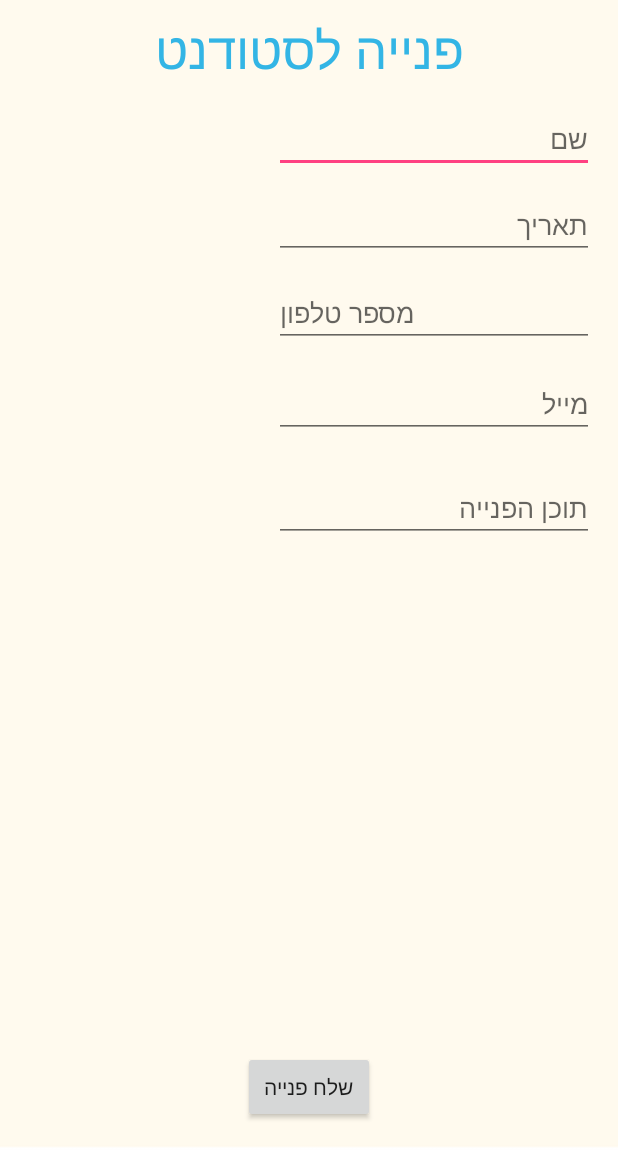
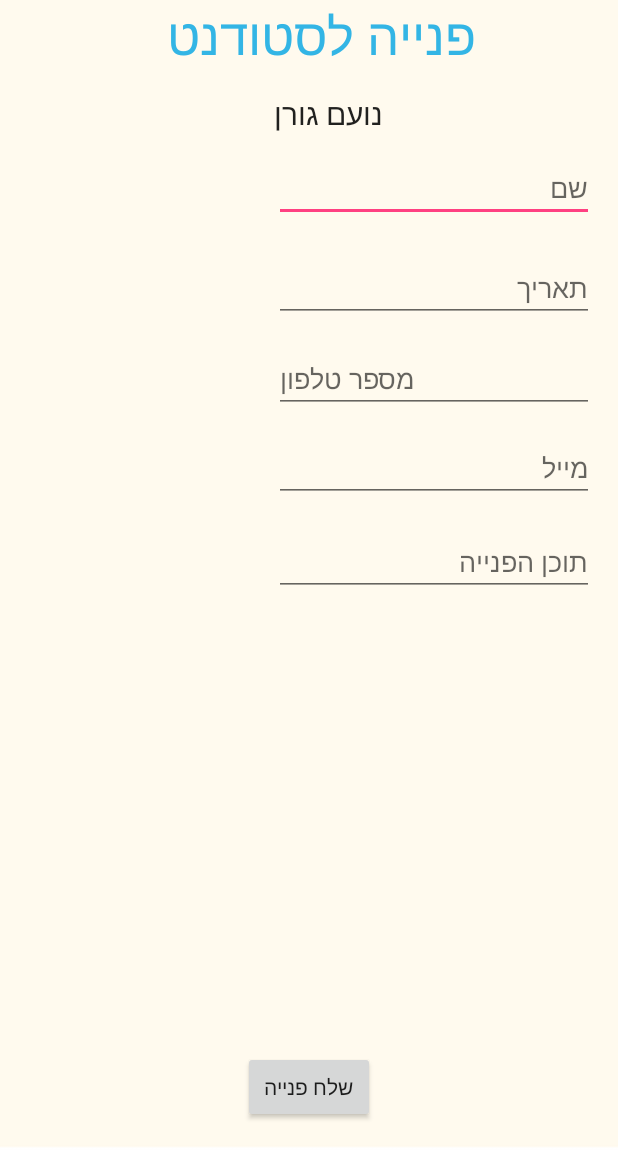
Before and after one commit to kadibibas/Limodim, an Android app: the Refer screen opened directly, with no data from a screen before it, on a phone screen of 412 x 824 dp, the part 84-1236 px from its top. Run offline under Robolectric (Android 15) with nearby library versions, the phone set to English and light mode, and no system bars.

Commit message:
הוספת דף חיפוש סטודנט

```diff
--- a/app/src/main/AndroidManifest.xml
+++ b/app/src/main/AndroidManifest.xml
@@ -42,7 +42,8 @@
         <activity android:name=".about" />
         <activity android:name=".opinion" />
         <activity android:name=".Refer" />
-        <activity android:name=".Search"></activity>
+        <activity android:name=".Search" />
+        <activity android:name=".Schedule"></activity>
     </application>
 
 </manifest>
--- a/app/src/main/res/layout/activity_refer.xml
+++ b/app/src/main/res/layout/activity_refer.xml
@@ -33,16 +33,29 @@
         android:id="@+id/textView54"
         android:layout_width="wrap_content"
         android:layout_height="wrap_content"
-        android:text="פנייה לסטודנט"
+        android:text="פנייה לסטודנט  "
         android:textAppearance="@style/TextAppearance.AppCompat.Display1"
         android:textColor="@color/blue"
         tools:layout_constraintTop_creator="1"
         tools:layout_constraintRight_creator="1"
         app:layout_constraintRight_toRightOf="parent"
-        android:layout_marginTop="9dp"
         app:layout_constraintTop_toBottomOf="@+id/toolbar"
         tools:layout_constraintLeft_creator="1"
-        app:layout_constraintLeft_toLeftOf="parent" />
+        app:layout_constraintLeft_toLeftOf="parent"
+        app:layout_constraintHorizontal_bias="0.497"
+        android:layout_marginTop="0dp" />
+
+    <TextView
+        android:id="@+id/textView15"
+        android:layout_width="wrap_content"
+        android:layout_height="wrap_content"
+        android:text=" נועם גורן"
+        android:textAppearance="@style/TextAppearance.AppCompat.Light.SearchResult.Title"
+        tools:layout_constraintTop_creator="1"
+        tools:layout_constraintLeft_creator="1"
+        android:layout_marginTop="15dp"
+        app:layout_constraintTop_toBottomOf="@+id/textView54"
+        app:layout_constraintLeft_toLeftOf="@+id/editText" />
 
     <EditText
         android:id="@+id/editText"
@@ -54,10 +67,11 @@
         tools:layout_constraintTop_creator="1"
         tools:layout_constraintRight_creator="1"
         app:layout_constraintRight_toRightOf="@+id/editText2"
-        android:layout_marginTop="14dp"
+        android:layout_marginTop="56dp"
         app:layout_constraintTop_toBottomOf="@+id/textView54"
         tools:layout_constraintLeft_creator="1"
-        app:layout_constraintLeft_toLeftOf="@+id/editText2" />
+        app:layout_constraintLeft_toLeftOf="@+id/editText2"
+        app:layout_constraintHorizontal_bias="0.0" />
 
     <EditText
         android:id="@+id/editText2"
@@ -70,8 +84,9 @@
         tools:layout_constraintRight_creator="1"
         android:layout_marginEnd="16dp"
         app:layout_constraintRight_toRightOf="parent"
-        android:layout_marginTop="12dp"
-        app:layout_constraintTop_toBottomOf="@+id/editText" />
+        android:layout_marginTop="21dp"
+        app:layout_constraintTop_toBottomOf="@+id/editText"
+        android:layout_marginRight="16dp" />
 
     <EditText
         android:id="@+id/editText3"
@@ -83,7 +98,7 @@
         tools:layout_constraintTop_creator="1"
         tools:layout_constraintRight_creator="1"
         app:layout_constraintRight_toRightOf="@+id/editText2"
-        android:layout_marginTop="13dp"
+        android:layout_marginTop="15dp"
         app:layout_constraintTop_toBottomOf="@+id/editText2"
         tools:layout_constraintLeft_creator="1"
         app:layout_constraintLeft_toLeftOf="@+id/editText2"
@@ -100,9 +115,10 @@
         tools:layout_constraintRight_creator="1"
         tools:layout_constraintLeft_creator="1"
         app:layout_constraintRight_toRightOf="@+id/editText5"
-        android:layout_marginTop="24dp"
+        android:layout_marginTop="17dp"
         app:layout_constraintTop_toBottomOf="@+id/editText5"
-        app:layout_constraintLeft_toLeftOf="@+id/editText5" />
+        app:layout_constraintLeft_toLeftOf="@+id/editText5"
+        app:layout_constraintHorizontal_bias="0.0" />
 
     <EditText
         android:id="@+id/editText5"
@@ -114,10 +130,11 @@
         tools:layout_constraintTop_creator="1"
         tools:layout_constraintRight_creator="1"
         app:layout_constraintRight_toRightOf="@+id/editText3"
-        android:layout_marginTop="15dp"
+        android:layout_marginTop="14dp"
         app:layout_constraintTop_toBottomOf="@+id/editText3"
         tools:layout_constraintLeft_creator="1"
-        app:layout_constraintLeft_toLeftOf="@+id/editText3" />
+        app:layout_constraintLeft_toLeftOf="@+id/editText3"
+        app:layout_constraintHorizontal_bias="0.0" />
 
     <Button
         android:id="@+id/button6"
```
Also changed, not shown: app/src/main/java/com/example/kadibibas/limodim/Schedule.java (added, +13 -0 lines), app/src/main/java/com/example/kadibibas/limodim/Search.java (+11 -0 lines), app/src/main/java/com/example/kadibibas/limodim/User.java (+11 -2 lines), app/src/main/res/layout/activity_opinion.xml (+6 -4 lines), app/src/main/res/layout/activity_schedule.xml (added, +70 -0 lines), app/src/main/res/layout/activity_user.xml (+16 -10 lines), app/src/main/res/drawable/noam.jpg (added).
